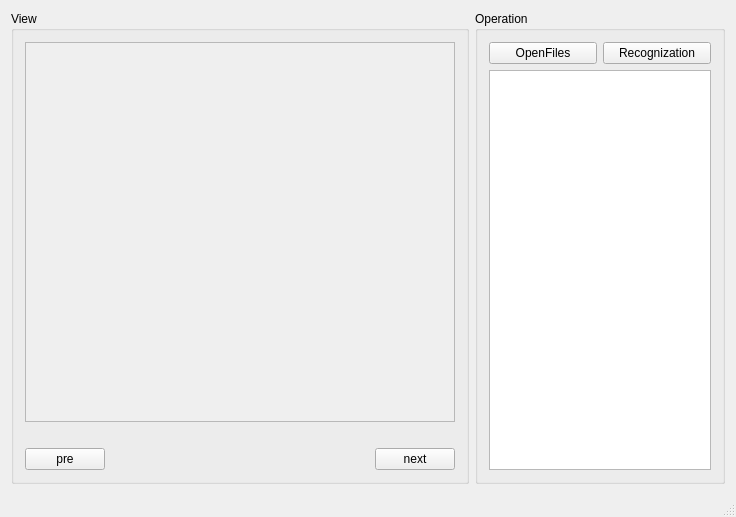
The window that NumberORC/numberorc.ui (wangyao0069/NumberOCR) describes before a commit, drawn with Qt 5.
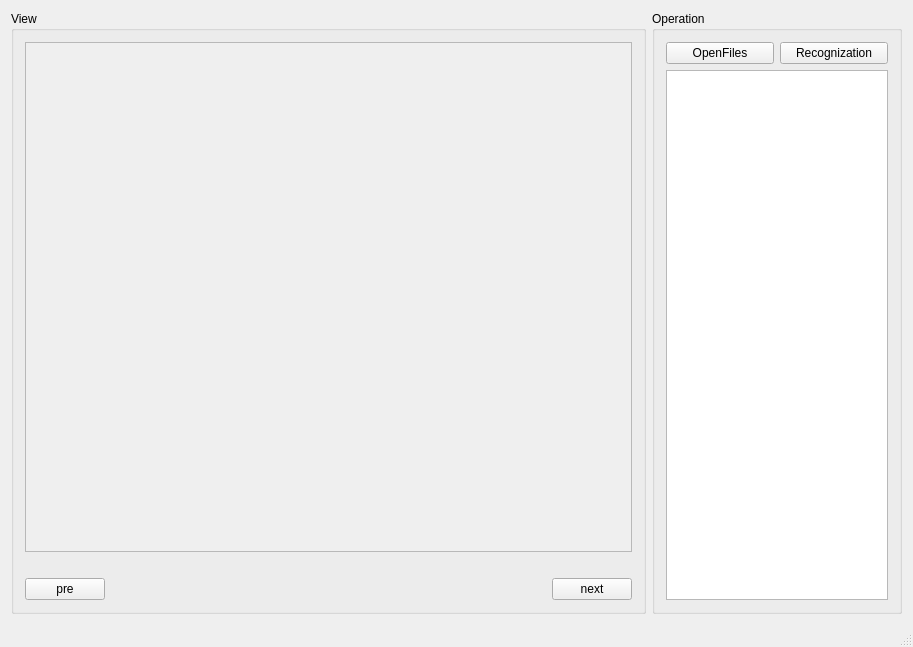
The same window after the commit.

Diff of the .ui file:
```diff
--- a/NumberORC/numberorc.ui
+++ b/NumberORC/numberorc.ui
@@ -6,8 +6,8 @@
    <rect>
     <x>0</x>
     <y>0</y>
-    <width>736</width>
-    <height>517</height>
+    <width>913</width>
+    <height>647</height>
    </rect>
   </property>
   <property name="windowTitle">
@@ -31,8 +31,8 @@
            <rect>
             <x>0</x>
             <y>0</y>
-            <width>440</width>
-            <height>392</height>
+            <width>617</width>
+            <height>522</height>
            </rect>
           </property>
           <layout class="QVBoxLayout" name="verticalLayout_2">
```
